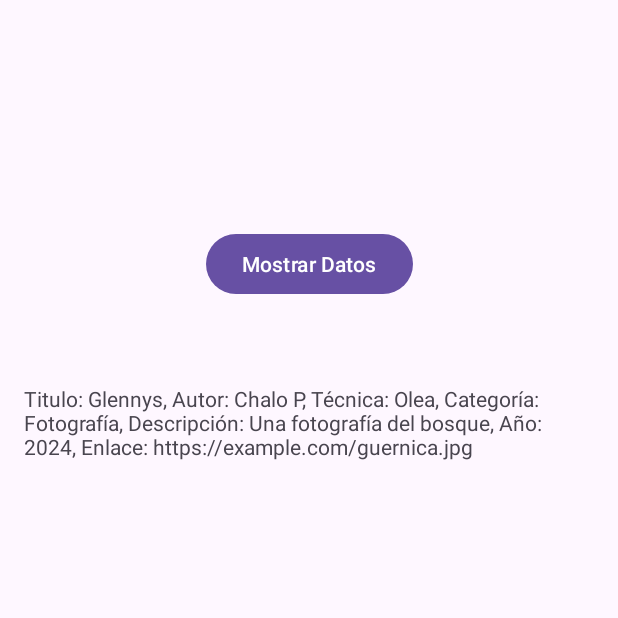
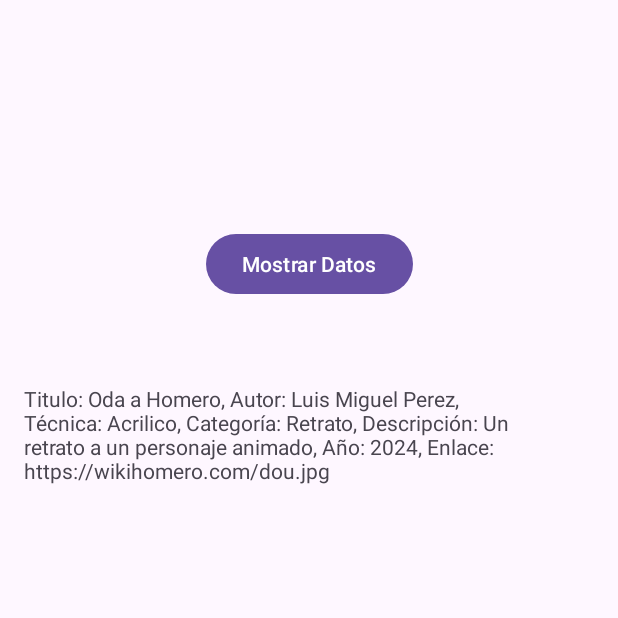
Before and after one commit to fabras91/Lab8_IDNP, an Android app: the screen it shows after launch (MainActivity), after a tap on "Mostrar Datos", on a phone screen of 412 x 824 dp, the top half of it. Run offline under Robolectric (Android 15) with nearby library versions, the phone set to English and light mode, and no system bars; our stand-ins replace Room's generated code.

```diff
--- a/app/src/main/java/com/example/appconbd/MainActivity.java
+++ b/app/src/main/java/com/example/appconbd/MainActivity.java
@@ -50,20 +50,20 @@ public class MainActivity extends AppCompatActivity {
 
     private void insertarDatosDePrueba() {
         Autor autor = new Autor();
-        autor.nombre = "Chalo";
-        autor.apellido = "P";
+        autor.nombre = "Luis Miguel";
+        autor.apellido = "Perez";
 
         Sala sala = new Sala();
-        sala.nombre = "Sala 1";
+        sala.nombre = "Sala principal";
         sala.descripcion = "Sala principal";
 
         Pintura pintura = new Pintura();
-        pintura.titulo = "Glennys";
-        pintura.tecnica = "Olea";
-        pintura.categoria = "Fotografía";
-        pintura.descripcion = "Una fotografía del bosque";
+        pintura.titulo = "Oda a Homero";
+        pintura.tecnica = "Acrilico";
+        pintura.categoria = "Retrato";
+        pintura.descripcion = "Un retrato a un personaje animado";
         pintura.ano = 2024;
-        pintura.enlace = "https://example.com/guernica.jpg";
+        pintura.enlace = "https://wikihomero.com/dou.jpg";
 
         new InsertDataTask(db).execute(autor, sala, pintura);
     }
```
